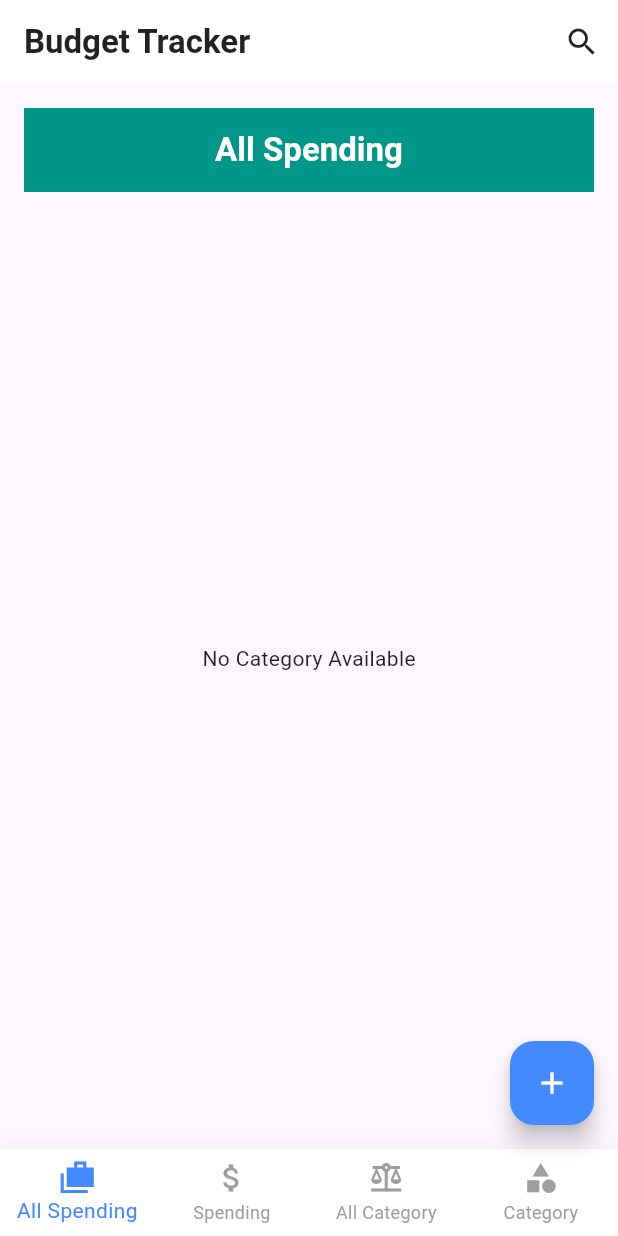
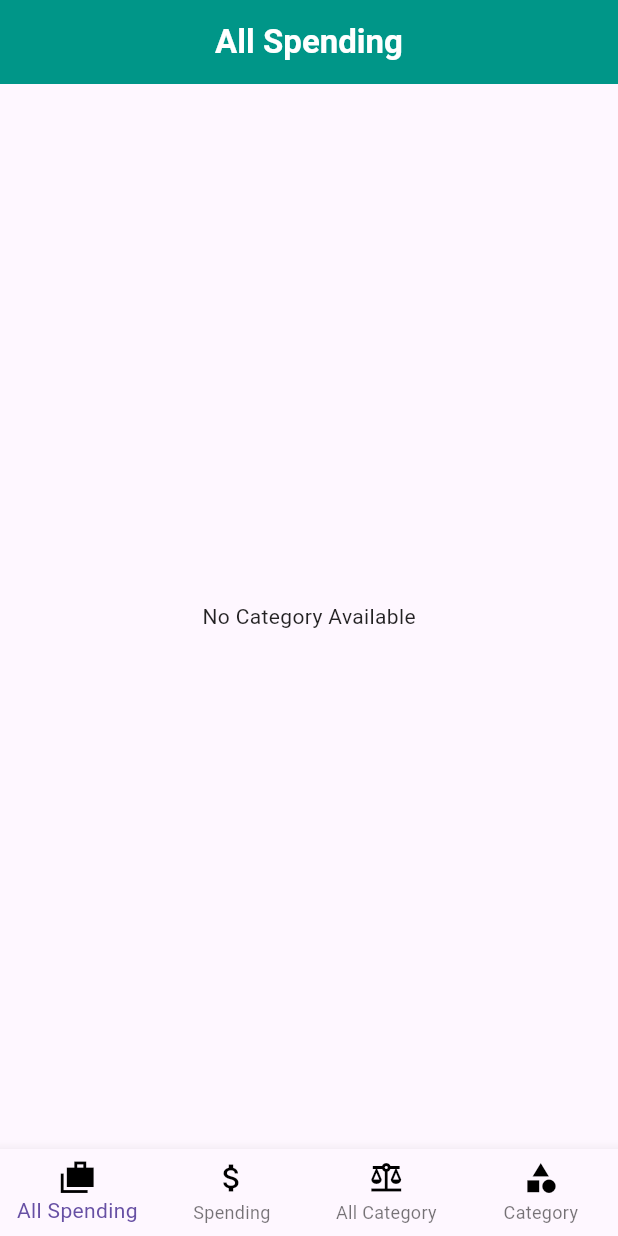
Before and after one commit to RensithUdara/budget_tracker-app, a Flutter app: the screen it shows after launch, on a phone screen of 412 x 824 dp. Run offline on Flutter 3.47's test engine with Material 3 defaults, Android fonts, the phone set to English and light mode, and no system bars; our stand-ins replace get, sqflite; accounts and stored records are empty.

Commit message:
Refactor home screen layout by removing unnecessary padding and improving bottom navigation bar styling

```diff
--- a/lib/screen/home/home_screen.dart
+++ b/lib/screen/home/home_screen.dart
@@ -15,100 +15,62 @@ class HomeScreen extends StatelessWidget {
   @override
   Widget build(BuildContext context) {
     return Scaffold(
-      appBar: AppBar(
-        title: const Text(
-          'Budget Tracker',
-          style: TextStyle(
-            color: Colors.black87,
-            fontWeight: FontWeight.bold,
-          ),
-        ),
-        backgroundColor: Colors.white,
-        elevation: 0,
-        actions: [
-          IconButton(
-            icon: const Icon(Icons.search, color: Colors.black87),
-            onPressed: () {
-              // Add search functionality
-            },
-          ),
-        ],
-      ),
       body: PageView(
         controller: pageController,
         onPageChanged: (index) {
           controller.setIndex(index);
         },
         children: const [
-          Padding(
-            padding: EdgeInsets.all(16.0),
-            child: AllSpending(),
-          ),
-          Padding(
-            padding: EdgeInsets.all(16.0),
-            child: SpendingComponent(),
-          ),
-          Padding(
-            padding: EdgeInsets.all(16.0),
-            child: AllCategory(),
-          ),
-          Padding(
-            padding: EdgeInsets.all(16.0),
-            child: CategoryComponent(),
-          ),
+          AllSpending(),
+          SpendingComponent(),
+          AllCategory(),
+          CategoryComponent(),
         ],
       ),
       bottomNavigationBar: Obx(() {
-        return Container(
-          decoration: BoxDecoration(
-            boxShadow: [
-              BoxShadow(
-                color: Colors.grey.withOpacity(0.1),
-                spreadRadius: 2,
-                blurRadius: 10,
-                offset: const Offset(0, -2),
-              ),
-            ],
-          ),
-          child: BottomNavigationBar(
-            type: BottomNavigationBarType.fixed,
+        return BottomNavigationBar(
+          type: BottomNavigationBarType.values[0],
           currentIndex: controller.screenIndex.value,
           onTap: (index) {
             controller.setIndex(index);
             pageController.jumpToPage(index);
           },
-            selectedItemColor: Colors.blueAccent,
-            unselectedItemColor: Colors.grey,
-            backgroundColor: Colors.white,
-            elevation: 0,
           items: const [
             BottomNavigationBarItem(
-                icon: Icon(Icons.cases_sharp),
+              icon: Icon(
+                Icons.cases_sharp,
+                color: Colors.black,
+              ),
               label: 'All Spending',
+              backgroundColor: Colors.black,
             ),
             BottomNavigationBarItem(
-                icon: Icon(Icons.attach_money),
+              icon: Icon(
+                Icons.attach_money,
+                color: Colors.black,
+              ),
               label: 'Spending',
+              backgroundColor: Colors.black,
             ),
             BottomNavigationBarItem(
-                icon: Icon(Icons.balance),
+              icon: Icon(
+                Icons.balance,
+                color: Colors.black,
+              ),
               label: 'All Category',
+              backgroundColor: Colors.black,
             ),
             BottomNavigationBarItem(
-                icon: Icon(Icons.category),
+              icon: Icon(
+                Icons.category,
+                color: Colors.black,
+              ),
               label: 'Category',
+              backgroundColor: Colors.black,
             ),
           ],
-          ),
         );
       }),
-      floatingActionButton: FloatingActionButton(
-        onPressed: () {
-          // Add new spending or category
-        },
-        backgroundColor: Colors.blueAccent,
-        child: const Icon(Icons.add, color: Colors.white),
-      ),
     );
   }
 }
```
Lines whose indentation alone changed are shown as unchanged.
